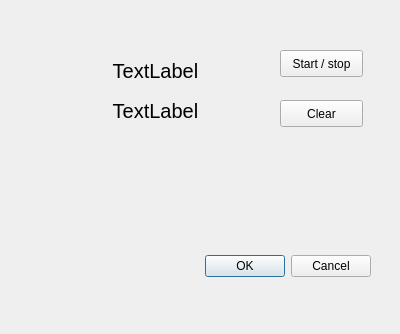
Before: the Qt Designer form uc_projets/openchrono/chronometer/ui/dialog.ui in BackupTheBerlios/openphysic-svn, drawn with Qt 5.
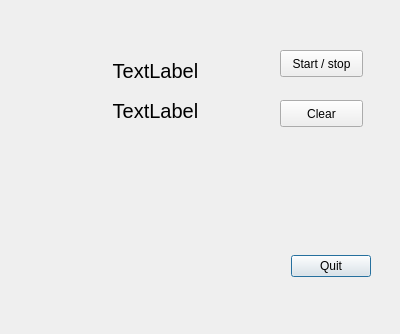
After: the same form once the commit is applied.

Patch:
```diff
--- a/uc_projets/openchrono/chronometer/ui/dialog.ui
+++ b/uc_projets/openchrono/chronometer/ui/dialog.ui
@@ -41,17 +41,10 @@
       </property>
      </spacer>
     </item>
-    <item>
-     <widget class="QPushButton" name="okButton" >
-      <property name="text" >
-       <string>OK</string>
-      </property>
-     </widget>
-    </item>
     <item>
      <widget class="QPushButton" name="cancelButton" >
       <property name="text" >
-       <string>Cancel</string>
+       <string>Quit</string>
       </property>
      </widget>
     </item>
```
Left out of the diff: 16 changed lines with no effect on the pictures.
